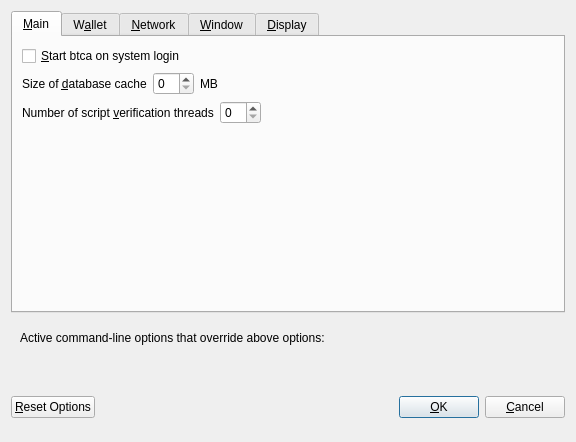
Qt form src/qt/forms/optionsdialog.ui (bitcoinrub/btcr) before a commit.
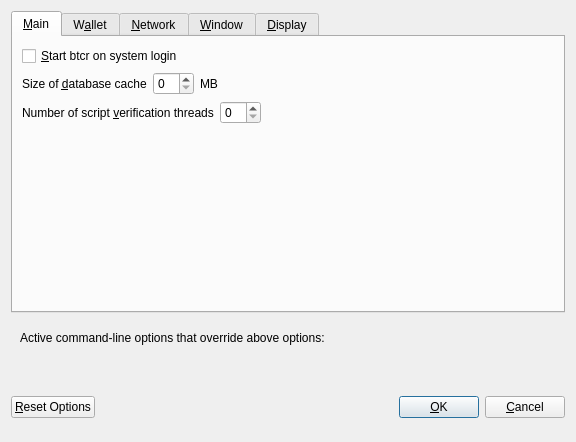
The same form after that commit. Custom widgets are drawn as their Qt base class.

```diff
--- a/src/qt/forms/optionsdialog.ui
+++ b/src/qt/forms/optionsdialog.ui
@@ -33,7 +33,7 @@
           <string>Automatically start btca after logging in to the system.</string>
          </property>
          <property name="text">
-          <string>&amp;Start btca on system login</string>
+          <string>&amp;Start btcr on system login</string>
          </property>
         </widget>
        </item>
```
Left out of the diff: 10 changed lines with no effect on the pictures.
